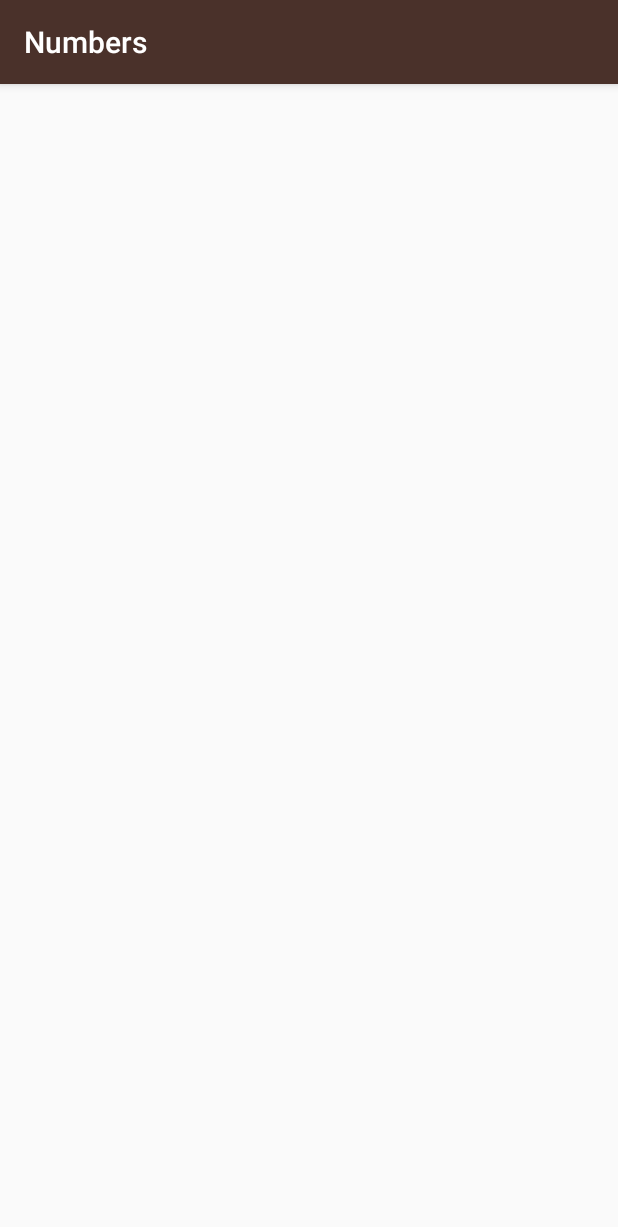
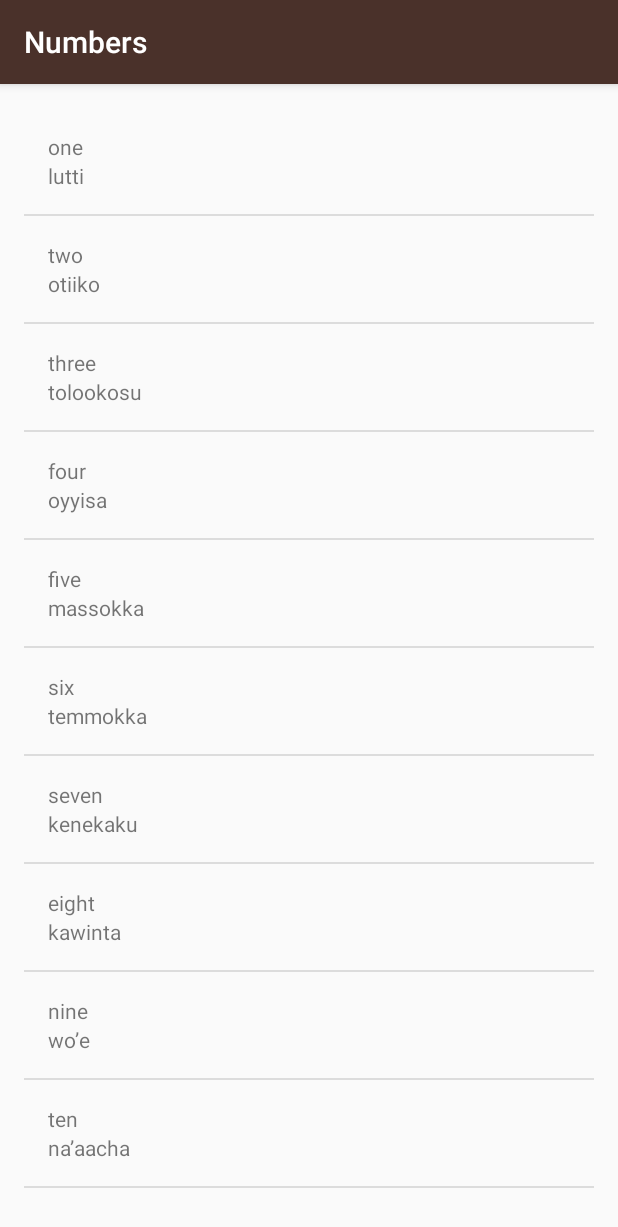
Before and after one commit to mikkamax/mewok, an Android app: the NumbersActivity screen opened directly, with no data from a screen before it, on a phone screen of 412 x 824 dp. Shown: the top 1227 px of the screen. Run offline under Robolectric (Android 15) with nearby library versions, the phone set to English and light mode, and no system bars.

Commit message:
Refactor: all subactivities now using one layout

```diff
--- a/app/src/main/java/com/mike/miwok/ColorsActivity.java
+++ b/app/src/main/java/com/mike/miwok/ColorsActivity.java
@@ -8,6 +8,6 @@ public class ColorsActivity extends AppCompatActivity {
     @Override
     protected void onCreate(Bundle savedInstanceState) {
         super.onCreate(savedInstanceState);
-        setContentView(R.layout.activity_colors);
+        setContentView(R.layout.words_list);
     }
 }
--- a/app/src/main/java/com/mike/miwok/FamilyActivity.java
+++ b/app/src/main/java/com/mike/miwok/FamilyActivity.java
@@ -8,6 +8,6 @@ public class FamilyActivity extends AppCompatActivity {
     @Override
     protected void onCreate(Bundle savedInstanceState) {
         super.onCreate(savedInstanceState);
-        setContentView(R.layout.activity_family);
+        setContentView(R.layout.words_list);
     }
 }
--- a/app/src/main/java/com/mike/miwok/NumbersActivity.java
+++ b/app/src/main/java/com/mike/miwok/NumbersActivity.java
@@ -1,13 +1,35 @@
 package com.mike.miwok;
 
 import androidx.appcompat.app.AppCompatActivity;
+
 import android.os.Bundle;
+import android.widget.ListView;
+
+import java.util.ArrayList;
+import java.util.Arrays;
 
 public class NumbersActivity extends AppCompatActivity {
 
     @Override
     protected void onCreate(Bundle savedInstanceState) {
         super.onCreate(savedInstanceState);
-        setContentView(R.layout.activity_numbers);
+        setContentView(R.layout.words_list);
+
+        ArrayList<Word> numbers = new ArrayList<>(Arrays.asList(
+                new Word("one", "lutti"),
+                new Word("two", "otiiko"),
+                new Word("three", "tolookosu"),
+                new Word("four", "oyyisa"),
+                new Word("five", "massokka"),
+                new Word("six", "temmokka"),
+                new Word("seven", "kenekaku"),
+                new Word("eight", "kawinta"),
+                new Word("nine", "wo’e"),
+                new Word("ten", "na’aacha")));
+
+        WordAdapter wordAdapter = new WordAdapter(this, numbers);
+
+        ListView listView = findViewById(R.id.wordsList);
+        listView.setAdapter(wordAdapter);
     }
 }
--- a/app/src/main/java/com/mike/miwok/PhrasesActivity.java
+++ b/app/src/main/java/com/mike/miwok/PhrasesActivity.java
@@ -8,6 +8,6 @@ public class PhrasesActivity extends AppCompatActivity {
     @Override
     protected void onCreate(Bundle savedInstanceState) {
         super.onCreate(savedInstanceState);
-        setContentView(R.layout.activity_phrases);
+        setContentView(R.layout.words_list);
     }
 }
--- /dev/null
+++ b/app/src/main/java/com/mike/miwok/Word.java
@@ -0,0 +1,19 @@
+package com.mike.miwok;
+
+public class Word {
+    private String mMiwokWord;
+    private String mDefaultWord;
+
+    public Word(String miwokWord, String defaultWord) {
+        mMiwokWord = miwokWord;
+        mDefaultWord = defaultWord;
+    }
+
+    public String getMiwokWord() {
+        return mMiwokWord;
+    }
+
+    public String getDefaultWord() {
+        return mDefaultWord;
+    }
+}
--- /dev/null
+++ b/app/src/main/java/com/mike/miwok/WordAdapter.java
@@ -0,0 +1,34 @@
+package com.mike.miwok;
+
+import android.content.Context;
+import android.view.LayoutInflater;
+import android.view.View;
+import android.view.ViewGroup;
+import android.widget.ArrayAdapter;
+import android.widget.TextView;
+
+import java.util.ArrayList;
+
+public class WordAdapter extends ArrayAdapter<Word> {
+
+    public WordAdapter(Context context, ArrayList<Word> words) {
+        super(context, 0, words);
+    }
+
+    @Override
+    public View getView(int position, View convertView, ViewGroup parent) {
+        View listItemView = convertView;
+        if (listItemView == null) {
+            listItemView = LayoutInflater.from(getContext()).inflate(R.layout.item_layout, parent, false);
+        }
+
+        Word currentWord = getItem(position);
+        TextView miwok = listItemView.findViewById(R.id.item_miwok);
+        TextView english = listItemView.findViewById(R.id.item_english);
+
+        miwok.setText(currentWord.getMiwokWord());
+        english.setText(currentWord.getDefaultWord());
+
+        return listItemView;
+    }
+}
--- a/app/src/main/res/layout/activity_colors.xml
+++ /dev/null
@@ -1,9 +0,0 @@
-<?xml version="1.0" encoding="utf-8"?>
-<android.support.constraint.ConstraintLayout xmlns:android="http://schemas.android.com/apk/res/android"
-    xmlns:app="http://schemas.android.com/apk/res-auto"
-    xmlns:tools="http://schemas.android.com/tools"
-    android:layout_width="match_parent"
-    android:layout_height="match_parent"
-    tools:context=".ColorsActivity">
-
-</android.support.constraint.ConstraintLayout>
--- a/app/src/main/res/layout/activity_family.xml
+++ /dev/null
@@ -1,9 +0,0 @@
-<?xml version="1.0" encoding="utf-8"?>
-<android.support.constraint.ConstraintLayout xmlns:android="http://schemas.android.com/apk/res/android"
-    xmlns:app="http://schemas.android.com/apk/res-auto"
-    xmlns:tools="http://schemas.android.com/tools"
-    android:layout_width="match_parent"
-    android:layout_height="match_parent"
-    tools:context=".FamilyActivity">
-
-</android.support.constraint.ConstraintLayout>
--- a/app/src/main/res/layout/activity_numbers.xml
+++ /dev/null
@@ -1,9 +0,0 @@
-<?xml version="1.0" encoding="utf-8"?>
-<android.support.constraint.ConstraintLayout xmlns:android="http://schemas.android.com/apk/res/android"
-    xmlns:app="http://schemas.android.com/apk/res-auto"
-    xmlns:tools="http://schemas.android.com/tools"
-    android:layout_width="match_parent"
-    android:layout_height="match_parent"
-    tools:context=".NumbersActivity">
-
-</android.support.constraint.ConstraintLayout>
--- a/app/src/main/res/layout/activity_phrases.xml
+++ /dev/null
@@ -1,9 +0,0 @@
-<?xml version="1.0" encoding="utf-8"?>
-<android.support.constraint.ConstraintLayout xmlns:android="http://schemas.android.com/apk/res/android"
-    xmlns:app="http://schemas.android.com/apk/res-auto"
-    xmlns:tools="http://schemas.android.com/tools"
-    android:layout_width="match_parent"
-    android:layout_height="match_parent"
-    tools:context=".PhrasesActivity">
-
-</android.support.constraint.ConstraintLayout>
--- /dev/null
+++ b/app/src/main/res/layout/item_layout.xml
@@ -0,0 +1,22 @@
+<?xml version="1.0" encoding="utf-8"?>
+<LinearLayout xmlns:android="http://schemas.android.com/apk/res/android"
+    xmlns:tools="http://schemas.android.com/tools"
+    android:layout_width="match_parent"
+    android:layout_height="match_parent"
+    android:id="@+id/root_item_view"
+    android:orientation="vertical"
+    android:padding="@dimen/activity_padding" >
+
+    <TextView
+        android:layout_width="match_parent"
+        android:layout_height="wrap_content"
+        android:id="@+id/item_miwok"
+        tools:text="lutti" />
+
+    <TextView
+        android:layout_width="match_parent"
+        android:layout_height="wrap_content"
+        android:id="@+id/item_english"
+        tools:text="one" />
+
+</LinearLayout>
--- /dev/null
+++ b/app/src/main/res/layout/words_list.xml
@@ -0,0 +1,9 @@
+<ListView xmlns:android="http://schemas.android.com/apk/res/android"
+    android:id="@+id/wordsList"
+    android:orientation="vertical"
+    android:layout_width="match_parent"
+    android:layout_height="match_parent"
+    android:paddingBottom="@dimen/activity_vertical_margin"
+    android:paddingLeft="@dimen/activity_horizontal_margin"
+    android:paddingRight="@dimen/activity_horizontal_margin"
+    android:paddingTop="@dimen/activity_vertical_margin" />
--- a/app/src/main/res/values/dimens.xml
+++ b/app/src/main/res/values/dimens.xml
@@ -18,4 +18,5 @@
     <!-- Default screen margins, per the Android Design guidelines. -->
     <dimen name="activity_horizontal_margin">16dp</dimen>
     <dimen name="activity_vertical_margin">16dp</dimen>
+    <dimen name="activity_padding">16dp</dimen>
 </resources>
```
